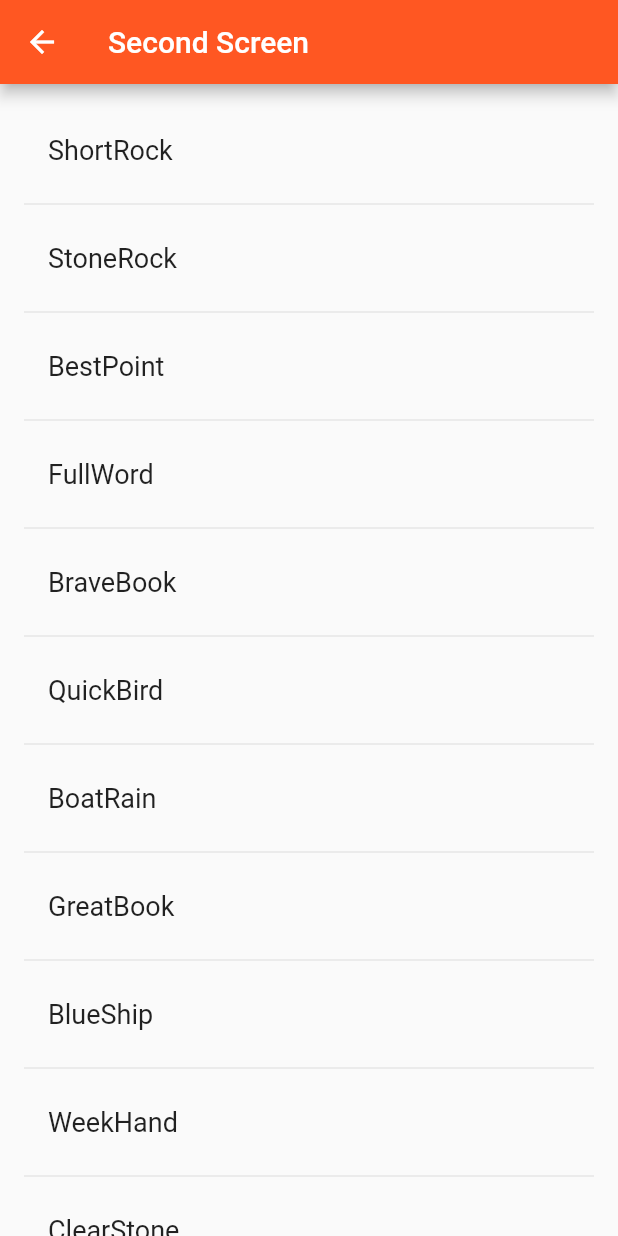
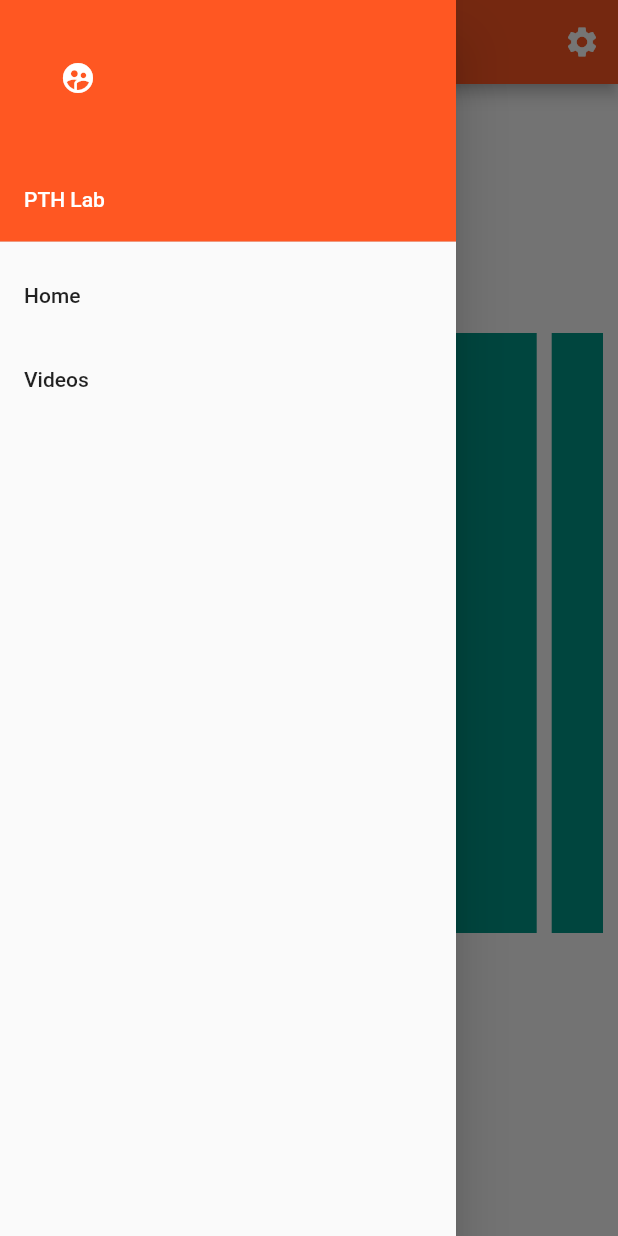
Before and after one commit to KaungMyatHein/Flutter_Testing, a Flutter app: the SecondScreen screen opened directly, with the side drawer open (before the commit the screen has no drawer), on a phone screen of 412 x 824 dp. Run offline on Flutter 3.47's test engine with Material 2 defaults, Android fonts, the phone set to English and light mode, and no system bars; drawn by our look-alikes of carousel_slider.

```diff
--- a/lib/main.dart
+++ b/lib/main.dart
@@ -1,5 +1,5 @@
 import 'package:flutter/material.dart';
-import 'package:english_words/english_words.dart';
+import 'package:carousel_slider/carousel_slider.dart';
 
 void main() => runApp(MyApp());
 
@@ -56,7 +56,7 @@ class _MyHomePageState extends State<MyHomePage> {
         },),
         ],
       ),
-      body: Center(
+      body: Container(
         child: Column(
           mainAxisAlignment: MainAxisAlignment.center,
           children: <Widget>[
@@ -123,45 +123,98 @@ class SecondScreen extends StatelessWidget {
   @override
   Widget build(BuildContext context) {
     return Scaffold(
+      drawer: Drawer(
+        child: ListView(
+          padding: EdgeInsets.zero,
+          children: <Widget>[
+            UserAccountsDrawerHeader(
+              accountName: Text("PTH Lab"),
+              currentAccountPicture: new Icon(Icons.supervised_user_circle,color: Colors.white), accountEmail: null,
+            ),
+            ListTile(
+              title: Text('Home'),
+              onTap: () {
+                Navigator.pop(context);
+              },
+            ),
+            ListTile(
+              title: Text('Videos'),
+              onTap: () {
+                Navigator.pop(context);
+              },
+            ),
+          ],
+        ),
+      ),
       appBar: AppBar(
-        title: Text("Second Screen"),
+        title: Text("Welcome from PTH LAB"),
+        actions: <Widget>[
+        new IconButton( icon: new Icon(Icons.settings,color: Colors.white), tooltip: 'Search', onPressed: () {
+          return showDialog(
+                     context: context,
+                     builder: (context)
+                     {
+                       return AlertDialog(
+                         content: Text("စက်တင်"),
+                       );
+                     }
+                   );
+        },),
+        ],
       ),
-      body: Center(
+      body: Container(
         child: new RandomWords()
       ),
     );
   }
 }
 class RandomWordsState extends State<RandomWords> {
-  final List<WordPair> _suggestions = <WordPair>[];
-  final TextStyle _biggerFont = const TextStyle(fontSize: 18.0);
   @override
   Widget build(BuildContext context) {
     return _buildSuggestions();
   }
   Widget _buildSuggestions() {
-    return new ListView.builder(
-      padding: const EdgeInsets.all(16.0),
-      itemBuilder: (BuildContext _context, int i) {
-        if (i.isOdd) {
-          return new Divider();
-        }
-        final int index = i ~/ 2;
-        if (index >= _suggestions.length) {
-          _suggestions.addAll(generateWordPairs().take(10));
-        }
-        return _buildRow(_suggestions[index]);
-      }
-    );
+    /*return new Row(
+      children: <Widget>[
+
+      ],
+  );*/
+  return Container(
+        child: Column(
+          mainAxisAlignment: MainAxisAlignment.center,
+          children: <Widget>[
+            Padding(
+              padding: EdgeInsets.all(10.0),
+              child: new CarouselSlider(
+                items: [1,2,3,4,5].map((i) {
+                  return new Builder(
+                    builder: (BuildContext context) {
+                    return new Container(
+                      width: MediaQuery.of(context).size.width,
+                      margin: new EdgeInsets.symmetric(horizontal: 5.0),
+                      decoration: new BoxDecoration(
+                        color: Colors.teal
+                      ),
+                      child: new Center(
+                        child: Text('text $i', style: new TextStyle(fontSize: 16.0,color: Colors.white),),
+                      )
+                    );
+                  },
+                );
+              }).toList(),
+              height: 400.0,
+              autoPlay: true
+              )
+            ),
+            Padding(
+              padding: EdgeInsets.all(10.0),
+              child: new Text('text')
+            ),
+          ],
+        ),
+      );
   }
-  Widget _buildRow(WordPair pair) {
-    return new ListTile(
-      title: new Text(
-        pair.asPascalCase,
-        style: _biggerFont,
-      ),
-    );
-  }
+
 }
 class RandomWords extends StatefulWidget {
   @override
--- a/pubspec.yaml
+++ b/pubspec.yaml
@@ -16,11 +16,11 @@ dependencies:
   flutter:
     sdk: flutter
 
-
   # The following adds the Cupertino Icons font to your application.
   # Use with the CupertinoIcons class for iOS style icons.
   cupertino_icons: ^0.1.2
   english_words: ^3.1.0
+  carousel_slider: ^1.0.1
 
 dev_dependencies:
   flutter_test:
```
Also changed, not shown: 1 other file.
